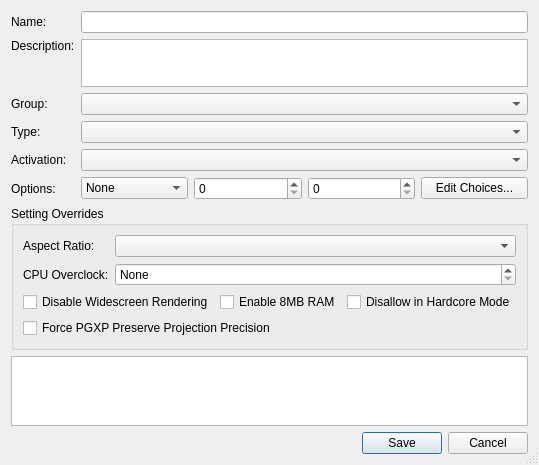
Old version of the form src/duckstation-qt/gamecheatcodeeditordialog.ui in the repository stenzek/duckstation.
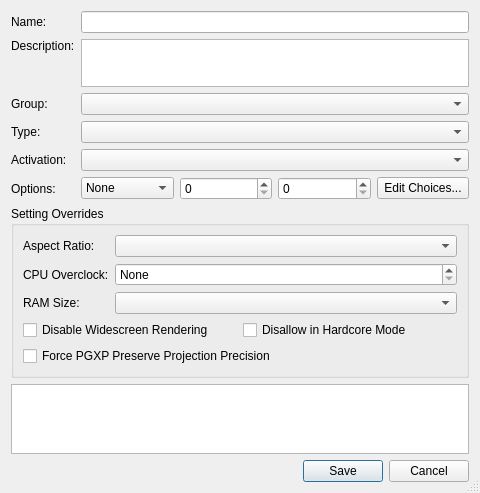
New version of the form.

Diff of the .ui file:
```diff
--- a/src/duckstation-qt/gamecheatcodeeditordialog.ui
+++ b/src/duckstation-qt/gamecheatcodeeditordialog.ui
@@ -167,7 +167,17 @@
         </property>
        </widget>
       </item>
-      <item row="2" column="0" colspan="2">
+      <item row="2" column="0">
+       <widget class="QLabel" name="overrideRAMSizeLabel">
+        <property name="text">
+         <string>RAM Size:</string>
+        </property>
+       </widget>
+      </item>
+      <item row="2" column="1">
+       <widget class="QComboBox" name="overrideRAMSize"/>
+      </item>
+      <item row="3" column="0" colspan="2">
        <layout class="QHBoxLayout" name="overrideFlagsLayout">
         <item>
          <widget class="QCheckBox" name="disableWidescreenRendering">
@@ -176,13 +186,6 @@
           </property>
          </widget>
         </item>
-        <item>
-         <widget class="QCheckBox" name="enable8MBRAM">
-          <property name="text">
-           <string>Enable 8MB RAM</string>
-          </property>
-         </widget>
-        </item>
         <item>
          <widget class="QCheckBox" name="disallowForAchievements">
           <property name="text">
@@ -192,7 +195,7 @@
         </item>
        </layout>
       </item>
-      <item row="3" column="0" colspan="2">
+      <item row="4" column="0" colspan="2">
        <widget class="QCheckBox" name="forcePGXPPreserveProjectionPrecision">
         <property name="text">
          <string>Force PGXP Preserve Projection Precision</string>
```
